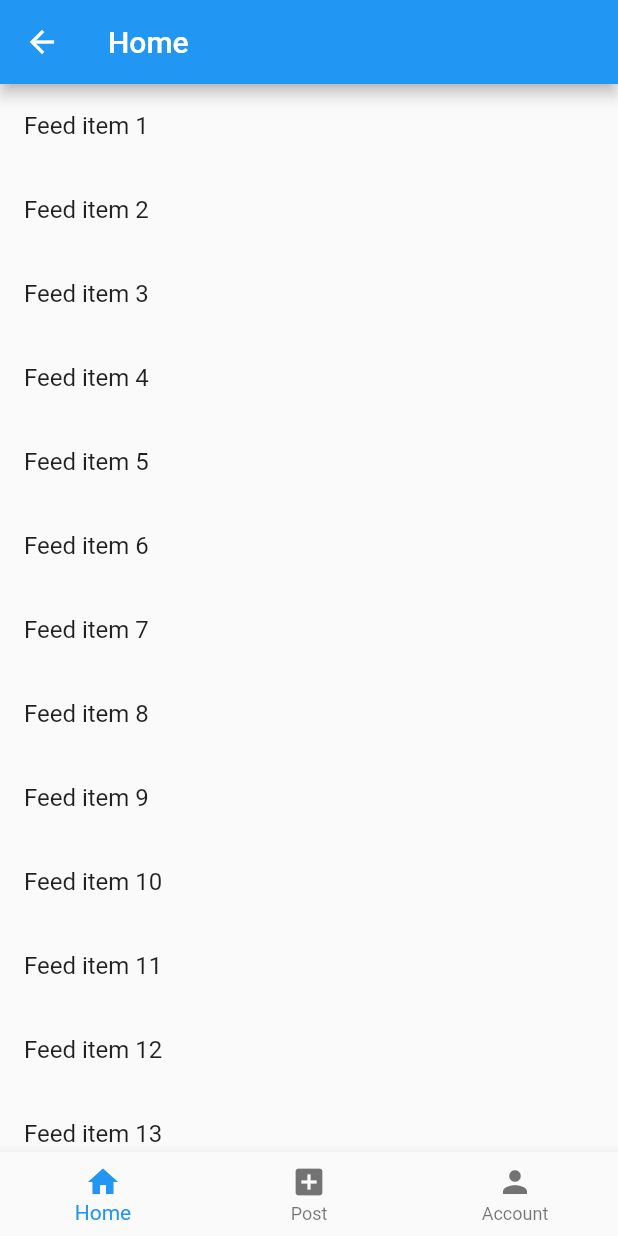
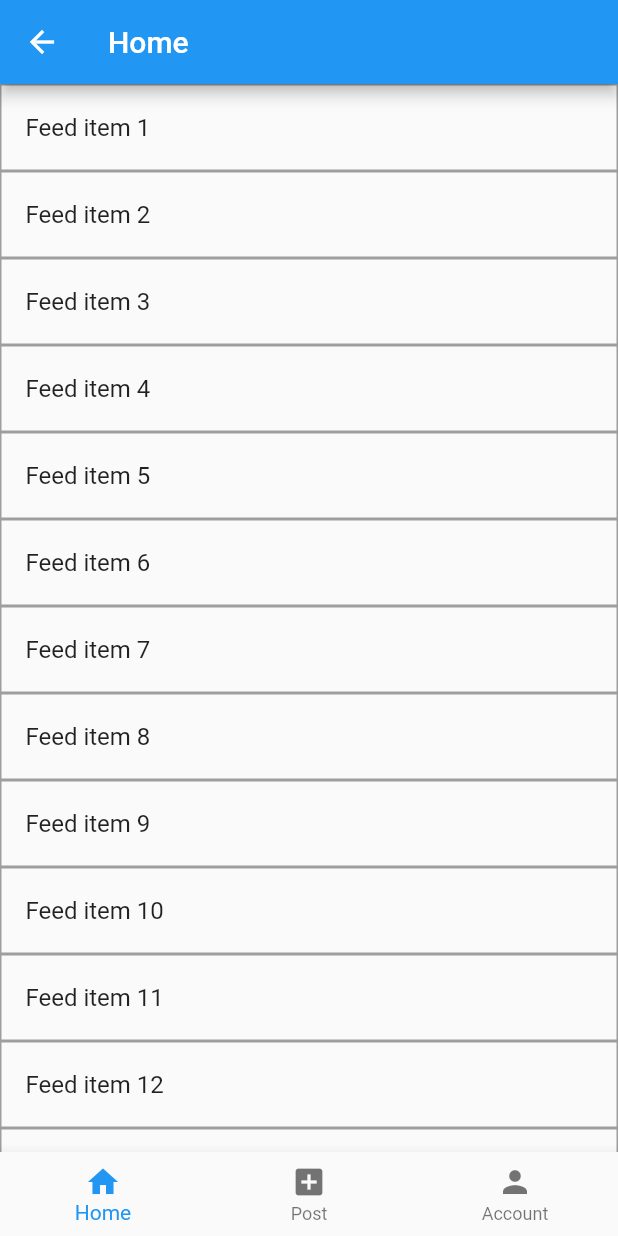
Before and after one commit to schlueterr/DonAid-Solution-Challenge, a Flutter app: the HomeScreen screen opened by its route, on a phone screen of 412 x 824 dp. Run offline on Flutter 3.47's test engine with Material 2 defaults, Android fonts, the phone set to English and light mode, and no system bars.

Commit message:
3_24_23 push

```diff
--- a/lib/new_homescreen.dart
+++ b/lib/new_homescreen.dart
@@ -1,3 +1,4 @@
+import 'package:flutter/material.dart';
 import 'package:flutter/material.dart';
 
 class NewHomeScreen extends StatelessWidget {
@@ -15,8 +16,16 @@ class NewHomeScreen extends StatelessWidget {
             physics: const NeverScrollableScrollPhysics(),
             itemCount: 20,
             itemBuilder: (BuildContext context, int index) {
-              return ListTile(
-                title: Text('Feed item ${index + 1}'),
+              return Container(
+                decoration: BoxDecoration(
+                  border: Border.all(
+                    color: Colors.grey,
+                    width: 1.0,
+                  ),
+                ),
+                child: ListTile(
+                  title: Text('Feed item ${index + 1}'),
+                ),
               );
             },
           ),
@@ -25,3 +34,30 @@ class NewHomeScreen extends StatelessWidget {
     );
   }
 }
+
+
+// class NewHomeScreen extends StatelessWidget {
+//   const NewHomeScreen({Key? key}) : super(key: key);
+
+//   @override
+//   Widget build(BuildContext context) {
+//     return SingleChildScrollView(
+//       child: Column(
+//         children: [
+//           // You can add your scrolling feed here
+//           // For example, you can use a ListView widget:
+//           ListView.builder(
+//             shrinkWrap: true,
+//             physics: const NeverScrollableScrollPhysics(),
+//             itemCount: 20,
+//             itemBuilder: (BuildContext context, int index) {
+//               return ListTile(
+//                 title: Text('Feed item ${index + 1}'),
+//               );
+//             },
+//           ),
+//         ],
+//       ),
+//     );
+//   }
+// }
--- /dev/null
+++ b/lib/post.dart
@@ -0,0 +1,11 @@
+class Post {
+  final String title;
+  final String content;
+  final DateTime createdAt;
+
+  Post({
+    required this.title,
+    required this.content,
+    required this.createdAt,
+  });
+}
```
Also changed, not shown: lib/nav_bar.dart (deleted).
